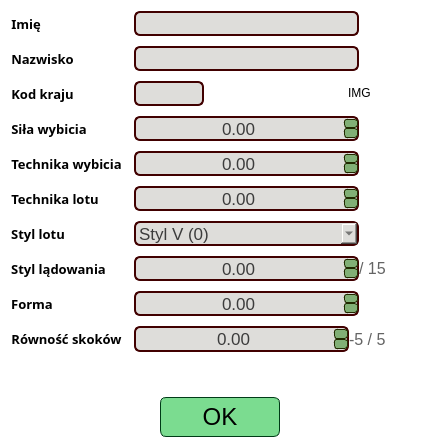
Old version of the form source/UI/EditorWidgets/JumperEditorWidget.ui in the repository SiekamCebule/sj-sim.
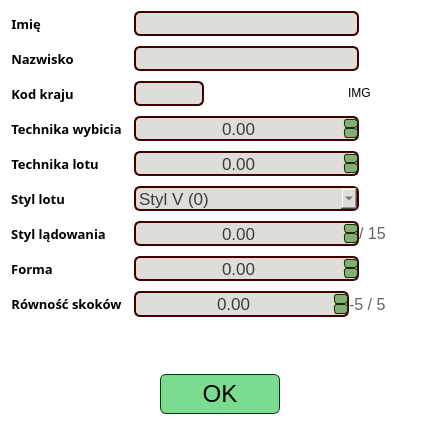
New version of the form.

Commit message: Usunięto atrybut siły wybicia

The edit to the form file:
```diff
--- a/source/UI/EditorWidgets/JumperEditorWidget.ui
+++ b/source/UI/EditorWidgets/JumperEditorWidget.ui
@@ -7,7 +7,7 @@
     <x>0</x>
     <y>0</y>
     <width>440</width>
-    <height>448</height>
+    <height>425</height>
    </rect>
   </property>
   <property name="windowTitle">
@@ -318,86 +318,6 @@
         </layout>
        </item>
        <item row="3" column="0">
-        <widget class="QLabel" name="label_4">
-         <property name="font">
-          <font>
-           <family>Quicksand Medium</family>
-           <pointsize>10</pointsize>
-           <bold>true</bold>
-          </font>
-         </property>
-         <property name="styleSheet">
-          <string notr="true">QLabel{
-background: transparent;
-color: rgb(0, 0, 0);
-}</string>
-         </property>
-         <property name="text">
-          <string>Siła wybicia</string>
-         </property>
-         <property name="scaledContents">
-          <bool>false</bool>
-         </property>
-         <property name="alignment">
-          <set>Qt::AlignCenter</set>
-         </property>
-         <property name="margin">
-          <number>3</number>
-         </property>
-         <property name="indent">
-          <number>-1</number>
-         </property>
-        </widget>
-       </item>
-       <item row="3" column="1">
-        <widget class="QDoubleSpinBox" name="doubleSpinBox_takeoffPower">
-         <property name="minimumSize">
-          <size>
-           <width>225</width>
-           <height>25</height>
-          </size>
-         </property>
-         <property name="maximumSize">
-          <size>
-           <width>225</width>
-           <height>25</height>
-          </size>
-         </property>
-         <property name="font">
-          <font>
-           <pointsize>13</pointsize>
-          </font>
-         </property>
-         <property name="focusPolicy">
-          <enum>Qt::ClickFocus</enum>
-         </property>
-         <property name="styleSheet">
-          <string notr="true">QWidget{
-	background-color: rgb(222, 221, 218);
-	color: rgb(60, 60, 60);
-	border: 2px solid rgb(65, 0, 0);
-	border-radius: 6px;
-}
-
-QDoubleSpinBox::up-button{
-border: 1px solid rgb(33, 42, 0);
-border-radius: 3px;
-		background-color: rgb(129, 175, 117);
-	color: rgb(0, 59, 23);
-}
-QDoubleSpinBox::down-button{
-border: 1px solid rgb(33, 42, 0);
-border-radius: 3px;
-	background-color: rgb(129, 175, 117);
-	color: rgb(0, 59, 23);
-}</string>
-         </property>
-         <property name="alignment">
-          <set>Qt::AlignCenter</set>
-         </property>
-        </widget>
-       </item>
-       <item row="4" column="0">
         <widget class="QLabel" name="label_5">
          <property name="font">
           <font>
@@ -429,7 +349,7 @@
          </property>
         </widget>
        </item>
-       <item row="4" column="1">
+       <item row="3" column="1">
         <widget class="QDoubleSpinBox" name="doubleSpinBox_takeoffTechnique">
          <property name="minimumSize">
           <size>
@@ -477,7 +397,7 @@
          </property>
         </widget>
        </item>
-       <item row="5" column="0">
+       <item row="4" column="0">
         <widget class="QLabel" name="label_6">
          <property name="font">
           <font>
@@ -509,7 +429,7 @@
          </property>
         </widget>
        </item>
-       <item row="5" column="1">
+       <item row="4" column="1">
         <widget class="QDoubleSpinBox" name="doubleSpinBox_flightTechnique">
          <property name="minimumSize">
           <size>
@@ -557,7 +477,7 @@
          </property>
         </widget>
        </item>
-       <item row="6" column="0">
+       <item row="5" column="0">
         <widget class="QLabel" name="label_7">
          <property name="font">
           <font>
@@ -589,7 +509,7 @@
          </property>
         </widget>
        </item>
-       <item row="6" column="1">
+       <item row="5" column="1">
         <widget class="QComboBox" name="comboBox_flightStyle">
          <property name="minimumSize">
           <size>
@@ -657,7 +577,7 @@
          </item>
         </widget>
        </item>
-       <item row="7" column="0">
+       <item row="6" column="0">
         <widget class="QLabel" name="label_8">
          <property name="font">
           <font>
@@ -689,7 +609,7 @@
          </property>
         </widget>
        </item>
-       <item row="7" column="1">
+       <item row="6" column="1">
         <layout class="QHBoxLayout" name="horizontalLayout_2">
          <item>
           <widget class="QDoubleSpinBox" name="doubleSpinBox_landingStyle">
@@ -768,7 +688,7 @@
          </item>
         </layout>
        </item>
-       <item row="8" column="0">
+       <item row="7" column="0">
         <widget class="QLabel" name="label_9">
          <property name="font">
           <font>
@@ -800,7 +720,7 @@
          </property>
         </widget>
        </item>
-       <item row="8" column="1">
+       <item row="7" column="1">
         <widget class="QDoubleSpinBox" name="doubleSpinBox_form">
          <property name="minimumSize">
           <size>
@@ -848,7 +768,7 @@
          </property>
         </widget>
        </item>
-       <item row="9" column="0">
+       <item row="8" column="0">
         <widget class="QLabel" name="label_10">
          <property name="font">
           <font>
@@ -880,7 +800,7 @@
          </property>
         </widget>
        </item>
-       <item row="9" column="1">
+       <item row="8" column="1">
         <layout class="QHBoxLayout" name="horizontalLayout_4">
          <item>
           <widget class="QDoubleSpinBox" name="doubleSpinBox_jumpsEquality">
```
The commit also changes 8 other files.
